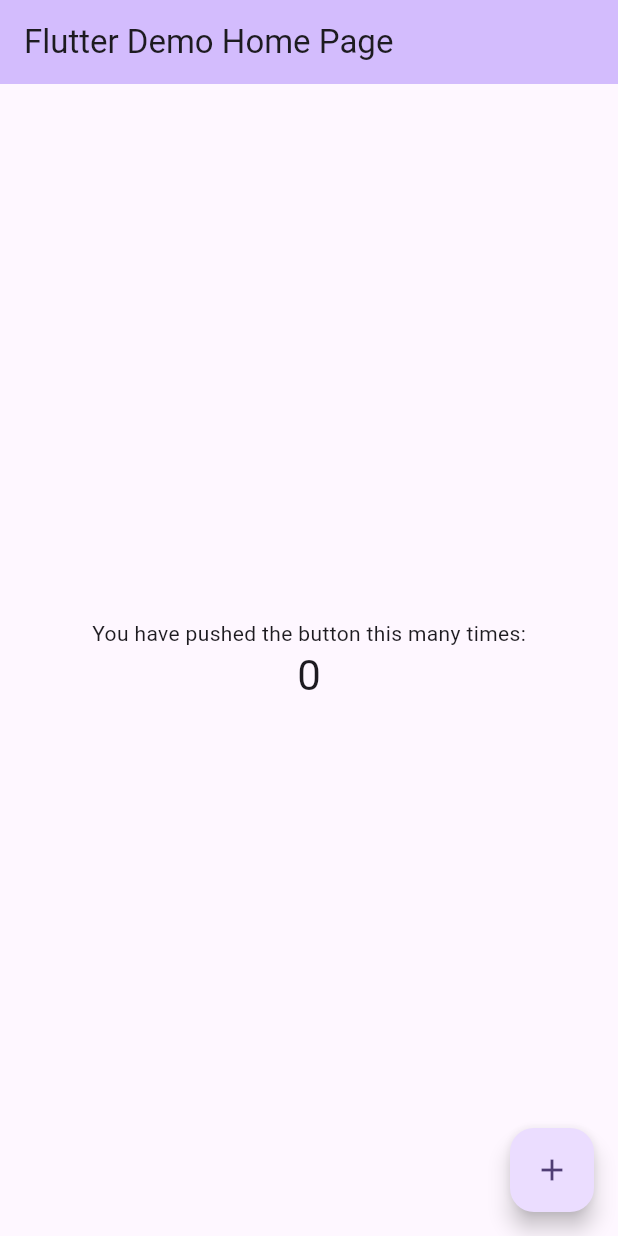
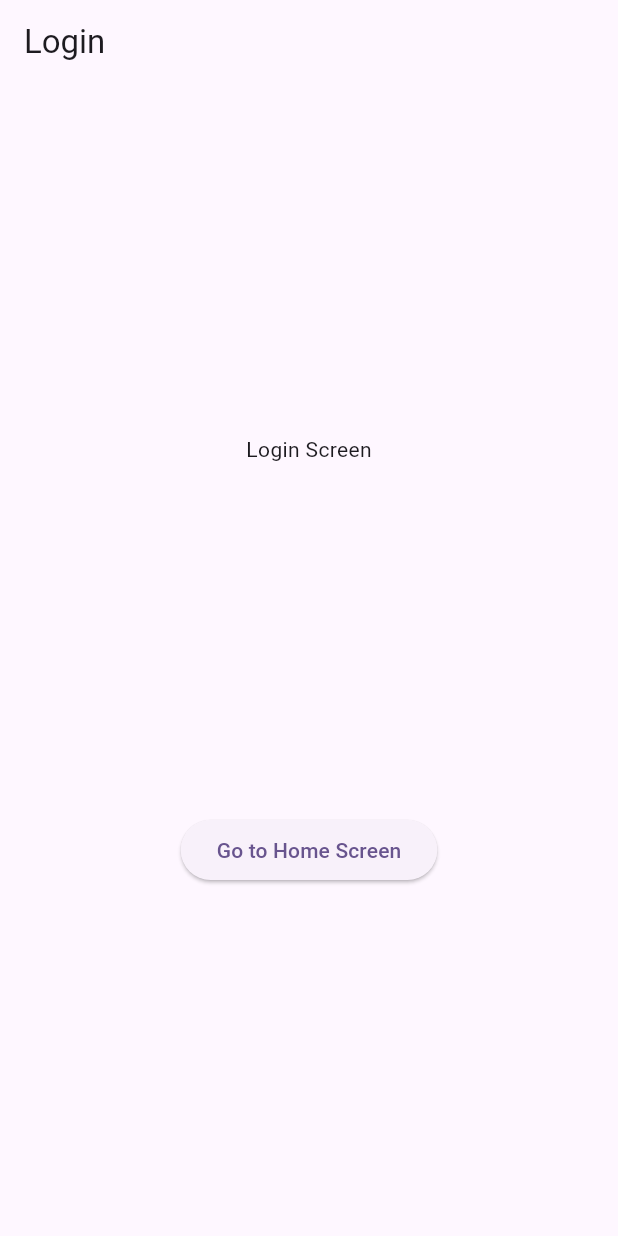
Before and after one commit to ChrisJoshRoberts/field-ops, a Flutter app: the screen it shows after launch, on a phone screen of 412 x 824 dp. Run offline on Flutter 3.47's test engine with Material 3 defaults, Android fonts, the phone set to English and light mode, and no system bars; our stand-ins replace flutter_riverpod, go_router, supabase_flutter; accounts and stored records are empty.

Commit message:
Add Routes

```diff
--- /dev/null
+++ b/lib/features/auth/screens/login_screen.dart
@@ -0,0 +1,23 @@
+import 'package:flutter/material.dart';
+import 'package:go_router/go_router.dart';
+
+class LoginScreen extends StatelessWidget {
+  const LoginScreen({super.key});
+
+  @override
+  Widget build(BuildContext context) {
+    return Scaffold(
+      appBar: AppBar(title: const Text('Login')),
+      body: Column(
+        mainAxisAlignment: MainAxisAlignment.spaceEvenly,
+        children: [
+          const Center(child: Text('Login Screen')),
+          ElevatedButton(
+            onPressed: () => context.go('/app'),
+            child: Text('Go to Home Screen'),
+          ),
+        ],
+      ),
+    );
+  }
+}
--- a/lib/main.dart
+++ b/lib/main.dart
@@ -1,122 +1,45 @@
+import 'package:field_ops/features/auth/screens/login_screen.dart';
+import 'package:field_ops/features/dashboard/screens/home_screen.dart';
 import 'package:flutter/material.dart';
+import 'package:flutter_riverpod/flutter_riverpod.dart';
+import 'package:go_router/go_router.dart';
+import 'package:supabase_flutter/supabase_flutter.dart';
 
-void main() {
-  runApp(const MyApp());
+Future<void> main() async {
+  WidgetsFlutterBinding.ensureInitialized();
+
+  await Supabase.initialize(
+    url: 'YOUR_SUPABASE_URL',
+    anonKey: 'YOUR_SUPABASE_ANON_KEY',
+  );
+
+  runApp(const ProviderScope(child: MyApp()));
 }
+
+// Access Supabase client anywhere in your app
+final supabase = Supabase.instance.client;
+
+// GoRouter configuration
+final _router = GoRouter(
+  initialLocation: '/login',
+  routes: [
+    GoRoute(path: '/login', builder: (context, state) => const LoginScreen()),
+    GoRoute(path: '/app', builder: (context, state) => const HomeScreen()),
+  ],
+);
 
 class MyApp extends StatelessWidget {
   const MyApp({super.key});
 
-  // This widget is the root of your application.
   @override
   Widget build(BuildContext context) {
-    return MaterialApp(
-      title: 'Flutter Demo',
+    return MaterialApp.router(
+      title: 'Field Ops',
       theme: ThemeData(
-        // This is the theme of your application.
-        //
-        // TRY THIS: Try running your application with "flutter run". You'll see
-        // the application has a purple toolbar. Then, without quitting the app,
-        // try changing the seedColor in the colorScheme below to Colors.green
-        // and then invoke "hot reload" (save your changes or press the "hot
-        // reload" button in a Flutter-supported IDE, or press "r" if you used
-        // the command line to start the app).
-        //
-        // Notice that the counter didn't reset back to zero; the application
-        // state is not lost during the reload. To reset the state, use hot
-        // restart instead.
-        //
-        // This works for code too, not just values: Most code changes can be
-        // tested with just a hot reload.
-        colorScheme: .fromSeed(seedColor: Colors.deepPurple),
+        colorScheme: ColorScheme.fromSeed(seedColor: Colors.deepPurple),
+        useMaterial3: true,
       ),
-      home: const MyHomePage(title: 'Flutter Demo Home Page'),
+      routerConfig: _router,
     );
   }
 }
-
-class MyHomePage extends StatefulWidget {
-  const MyHomePage({super.key, required this.title});
-
-  // This widget is the home page of your application. It is stateful, meaning
-  // that it has a State object (defined below) that contains fields that affect
-  // how it looks.
-
-  // This class is the configuration for the state. It holds the values (in this
-  // case the title) provided by the parent (in this case the App widget) and
-  // used by the build method of the State. Fields in a Widget subclass are
-  // always marked "final".
-
-  final String title;
-
-  @override
-  State<MyHomePage> createState() => _MyHomePageState();
-}
-
-class _MyHomePageState extends State<MyHomePage> {
-  int _counter = 0;
-
-  void _incrementCounter() {
-    setState(() {
-      // This call to setState tells the Flutter framework that something has
-      // changed in this State, which causes it to rerun the build method below
-      // so that the display can reflect the updated values. If we changed
-      // _counter without calling setState(), then the build method would not be
-      // called again, and so nothing would appear to happen.
-      _counter++;
-    });
-  }
-
-  @override
-  Widget build(BuildContext context) {
-    // This method is rerun every time setState is called, for instance as done
-    // by the _incrementCounter method above.
-    //
-    // The Flutter framework has been optimized to make rerunning build methods
-    // fast, so that you can just rebuild anything that needs updating rather
-    // than having to individually change instances of widgets.
-    return Scaffold(
-      appBar: AppBar(
-        // TRY THIS: Try changing the color here to a specific color (to
-        // Colors.amber, perhaps?) and trigger a hot reload to see the AppBar
-        // change color while the other colors stay the same.
-        backgroundColor: Theme.of(context).colorScheme.inversePrimary,
-        // Here we take the value from the MyHomePage object that was created by
-        // the App.build method, and use it to set our appbar title.
-        title: Text(widget.title),
-      ),
-      body: Center(
-        // Center is a layout widget. It takes a single child and positions it
-        // in the middle of the parent.
-        child: Column(
-          // Column is also a layout widget. It takes a list of children and
-          // arranges them vertically. By default, it sizes itself to fit its
-          // children horizontally, and tries to be as tall as its parent.
-          //
-          // Column has various properties to control how it sizes itself and
-          // how it positions its children. Here we use mainAxisAlignment to
-          // center the children vertically; the main axis here is the vertical
-          // axis because Columns are vertical (the cross axis would be
-          // horizontal).
-          //
-          // TRY THIS: Invoke "debug painting" (choose the "Toggle Debug Paint"
-          // action in the IDE, or press "p" in the console), to see the
-          // wireframe for each widget.
-          mainAxisAlignment: .center,
-          children: [
-            const Text('You have pushed the button this many times:'),
-            Text(
-              '$_counter',
-              style: Theme.of(context).textTheme.headlineMedium,
-            ),
-          ],
-        ),
-      ),
-      floatingActionButton: FloatingActionButton(
-        onPressed: _incrementCounter,
-        tooltip: 'Increment',
-        child: const Icon(Icons.add),
-      ),
-    );
-  }
-}
--- a/pubspec.yaml
+++ b/pubspec.yaml
@@ -35,6 +35,8 @@ dependencies:
   # Use with the CupertinoIcons class for iOS style icons.
   cupertino_icons: ^1.0.8
   supabase_flutter: ^2.12.0
+  flutter_riverpod: ^2.6.1
+  go_router: ^14.6.2
   geolocator: ^14.0.2
   image_picker: ^1.2.1
   flutter_map: ^8.2.2
```
Also changed, not shown: lib/features/dashboard/screens/home_screen.dart (added, +23 -0 lines), pubspec.lock, 3 other files.
